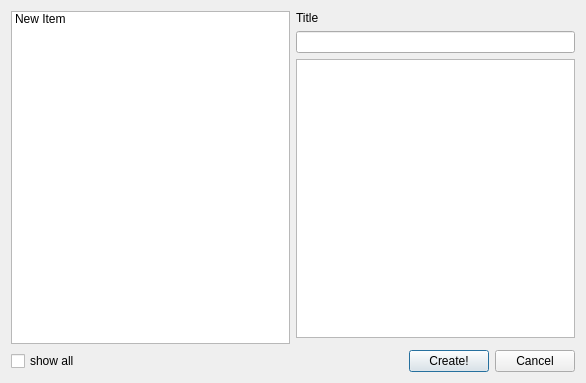
Qt form copasi/UI/DefaultplotDialog.ui (copasi/COPASI) before a commit.
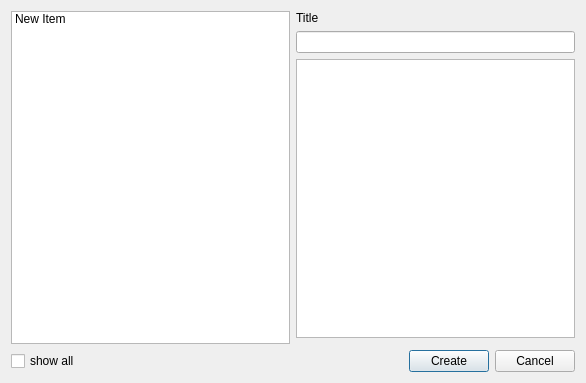
The same form after that commit.

Patch:
```diff
--- a/copasi/UI/DefaultplotDialog.ui
+++ b/copasi/UI/DefaultplotDialog.ui
@@ -78,7 +78,7 @@
      <item>
       <widget class="QPushButton" name="createButton">
        <property name="text">
-        <string>Create!</string>
+        <string>Create</string>
        </property>
       </widget>
      </item>
```
Left out of the diff: 21 changed lines with no effect on the pictures.
